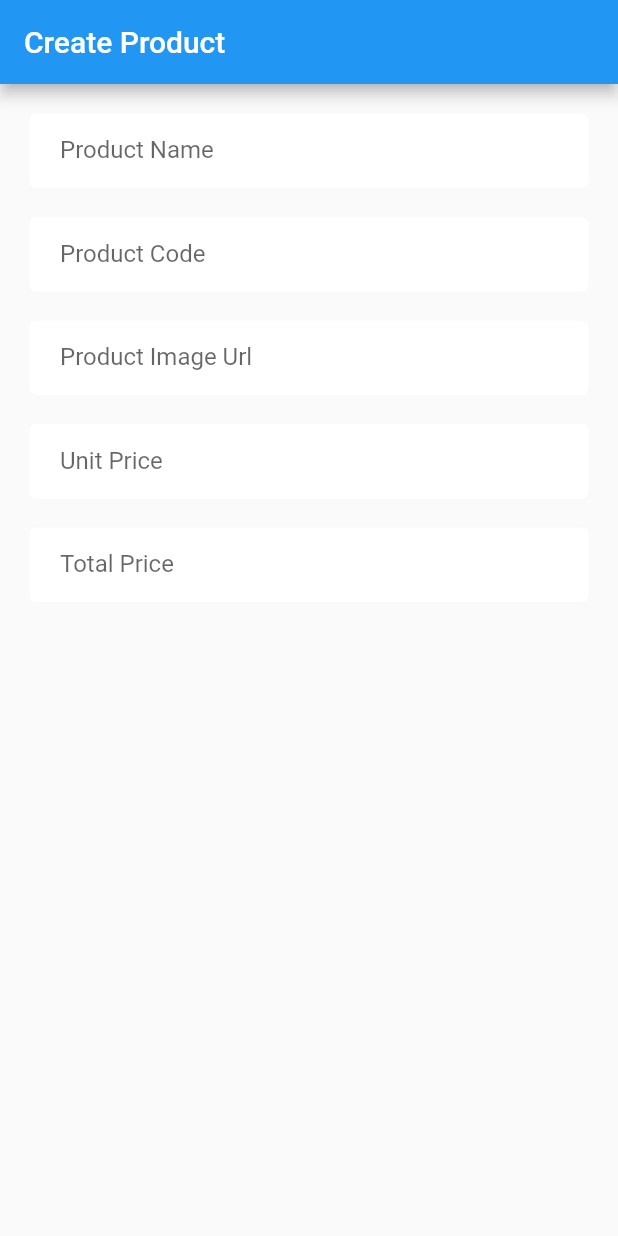
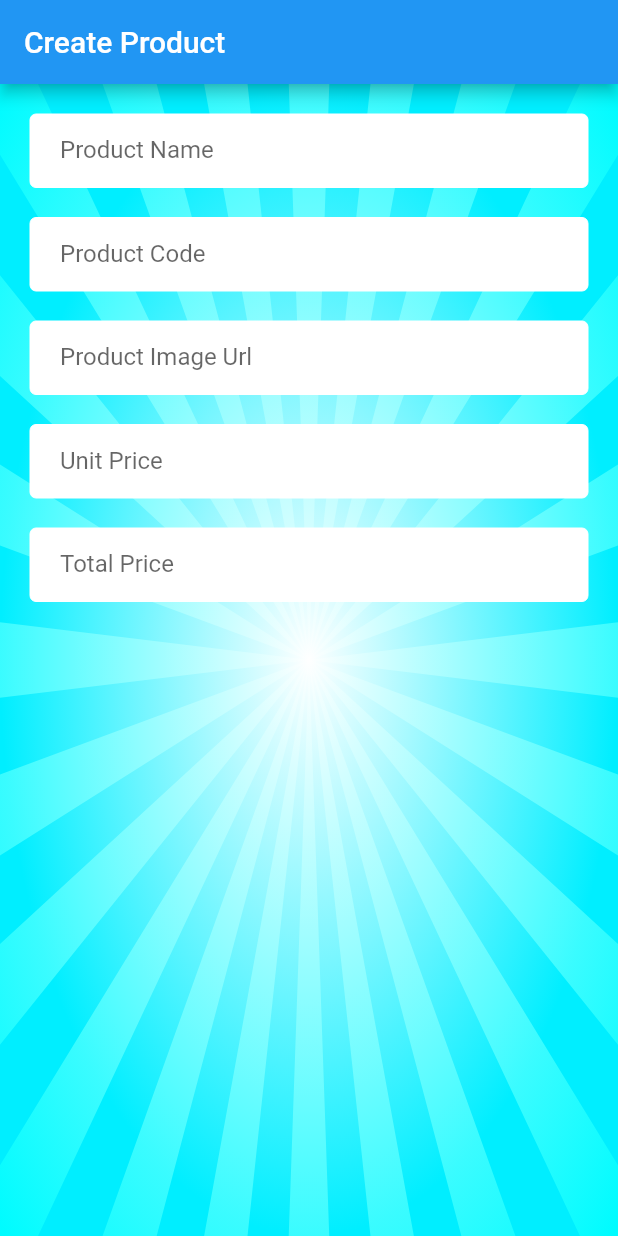
Before and after one commit to fakhruddin07/crud_with_rest_api_in_flutter, a Flutter app: the screen it shows after launch, on a phone screen of 412 x 824 dp. Run offline on Flutter 3.47's test engine with Material 2 defaults, Android fonts, the phone set to English and light mode, and no system bars; our stand-ins replace flutter_svg.

```diff
--- a/lib/Screen/product_create_screen.dart
+++ b/lib/Screen/product_create_screen.dart
@@ -17,6 +17,7 @@ class _ProductCreateScreenState extends State<ProductCreateScreen> {
       ),
       body: Stack(
         children: [
+          backgroundScreen(context),
           Container(
             child: SingleChildScrollView(
               padding: const EdgeInsets.all(20),
@@ -24,31 +25,31 @@ class _ProductCreateScreenState extends State<ProductCreateScreen> {
                 children: [
                   TextFormField(
                     onChanged: (value) {},
-                    decoration: AppInputDecoration("Product Name"),
+                    decoration: appInputDecoration("Product Name"),
                   ),
                   const SizedBox(height: 20),
 
                   TextFormField(
                     onChanged: (value) {},
-                    decoration: AppInputDecoration("Product Code"),
+                    decoration: appInputDecoration("Product Code"),
                   ),
                   const SizedBox(height: 20),
 
                   TextFormField(
                     onChanged: (value) {},
-                    decoration: AppInputDecoration("Product Image Url"),
+                    decoration: appInputDecoration("Product Image Url"),
                   ),
                   const SizedBox(height: 20),
 
                   TextFormField(
                     onChanged: (value) {},
-                    decoration: AppInputDecoration("Unit Price"),
+                    decoration: appInputDecoration("Unit Price"),
                   ),
                   const SizedBox(height: 20),
 
                   TextFormField(
                     onChanged: (value) {},
-                    decoration: AppInputDecoration("Total Price"),
+                    decoration: appInputDecoration("Total Price"),
                   ),
                   const SizedBox(height: 20),
                 ],
--- a/lib/Style/style.dart
+++ b/lib/Style/style.dart
@@ -1,11 +1,12 @@
 import 'package:flutter/material.dart';
+import 'package:flutter_svg/svg.dart';
 
 const colorRed = Color.fromRGBO(231, 28, 36, 1);
 const colorGreen = Color.fromRGBO(33, 191, 115, 1);
 const colorWhite = Color.fromRGBO(255,255, 255, 1);
 const colorDarkBlue = Color.fromRGBO(231, 28, 36, 1);
 
-InputDecoration AppInputDecoration(label){
+InputDecoration appInputDecoration(label){
   return InputDecoration(
     border: const OutlineInputBorder(),
     focusedBorder: const OutlineInputBorder(
@@ -20,3 +21,12 @@ InputDecoration AppInputDecoration(label){
     labelText: label,
   );
 }
+
+SvgPicture backgroundScreen(context){
+  return SvgPicture.asset(
+    "assets/images/backgroundImg3.svg",
+    alignment: Alignment.center,fit: BoxFit.fill,
+    height: MediaQuery.of(context).size.height,
+    width: MediaQuery.of(context).size.width,
+  );
+}
--- a/pubspec.yaml
+++ b/pubspec.yaml
@@ -57,9 +57,8 @@ flutter:
   uses-material-design: true
 
   # To add assets to your application, add an assets section, like this:
-  # assets:
-  #   - images/a_dot_burr.jpeg
-  #   - images/a_dot_ham.jpeg
+  assets:
+    - assets/images/
 
   # An image asset can refer to one or more resolution-specific "variants", see
   # https://flutter.dev/assets-and-images/#resolution-aware
```
Also changed, not shown: assets/images/backgroundImg1.svg (added), assets/images/backgroundImg2.svg (added), assets/images/backgroundImg3.svg (added), 1 other file.
